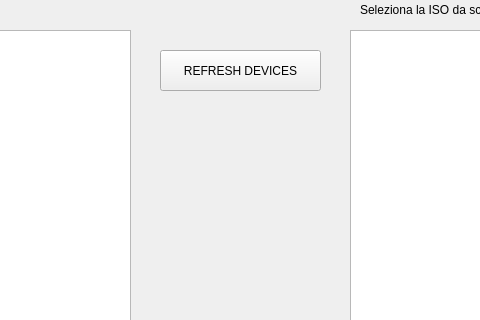
FrancescoGalasso/disk_image_manager_app, file src/dima/dima_frontend/ui/gui.ui: the form before one commit; both pictures show x 350 to 830 and y 100 to 420 of the 1204 by 768 pixel window.
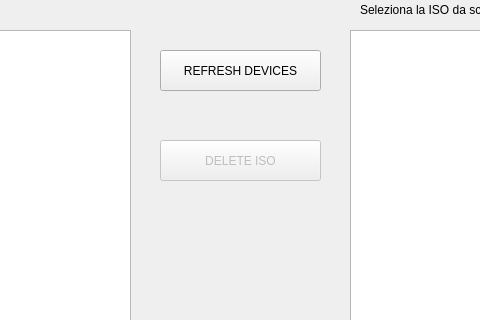
The form after the commit.

Commit message: added popup on delete

The edit to the form file:
```diff
--- a/src/dima/dima_frontend/ui/gui.ui
+++ b/src/dima/dima_frontend/ui/gui.ui
@@ -276,6 +276,22 @@
     <string>REFRESH DEVICES</string>
    </property>
   </widget>
+  <widget class="QPushButton" name="delete_iso_btn">
+   <property name="enabled">
+    <bool>false</bool>
+   </property>
+   <property name="geometry">
+    <rect>
+     <x>510</x>
+     <y>240</y>
+     <width>161</width>
+     <height>41</height>
+    </rect>
+   </property>
+   <property name="text">
+    <string>DELETE ISO</string>
+   </property>
+  </widget>
  </widget>
  <resources/>
  <connections/>
```
The commit also changes 2 other files.
